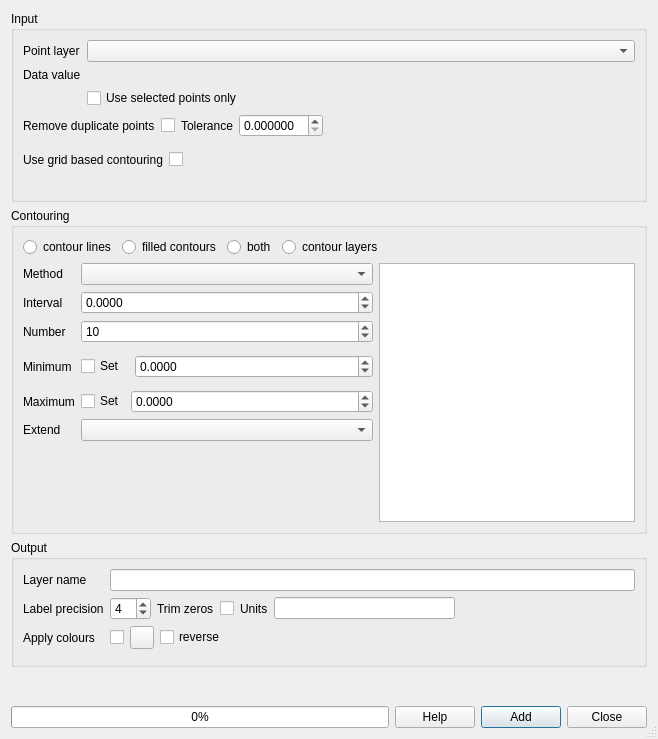
Above: contour/ContourDialogUi.ui from ccrook/QGIS-Contour-Plugin before the change. Below: the same form after it.
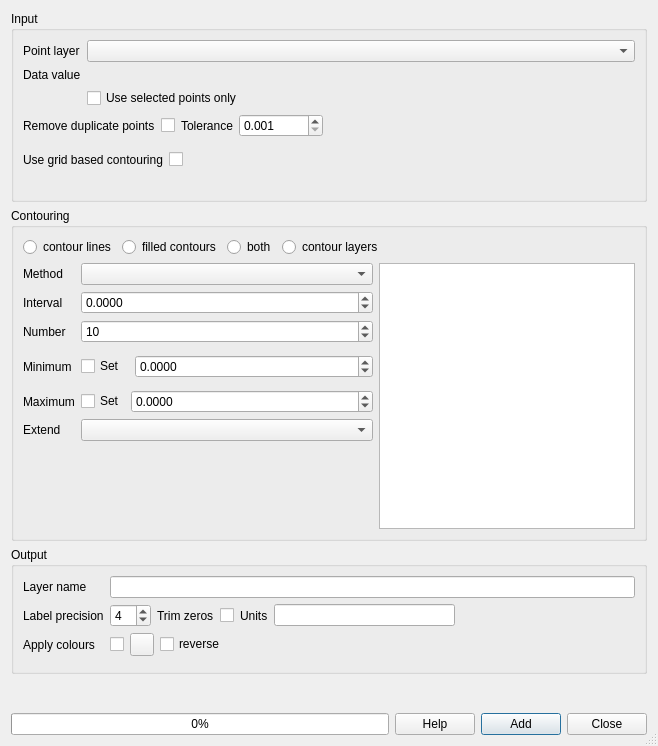
That is the form after the change. Custom widgets are drawn as their Qt base class.

Diff of the .ui file:
```diff
--- a/contour/ContourDialogUi.ui
+++ b/contour/ContourDialogUi.ui
@@ -10,7 +10,7 @@
     <x>0</x>
     <y>0</y>
     <width>658</width>
-    <height>739</height>
+    <height>746</height>
    </rect>
   </property>
   <property name="windowTitle">
@@ -98,10 +98,19 @@
         <item>
          <widget class="QDoubleSpinBox" name="uThinRadius">
           <property name="decimals">
-           <number>6</number>
+           <number>3</number>
+          </property>
+          <property name="minimum">
+           <double>0.001000000000000</double>
+          </property>
+          <property name="maximum">
+           <double>99999.998999999996158</double>
           </property>
           <property name="singleStep">
-           <double>0.000001000000000</double>
+           <double>0.001000000000000</double>
+          </property>
+          <property name="value">
+           <double>0.001000000000000</double>
           </property>
          </widget>
         </item>
```
Left out of the diff: 12 changed lines with no effect on the pictures.
